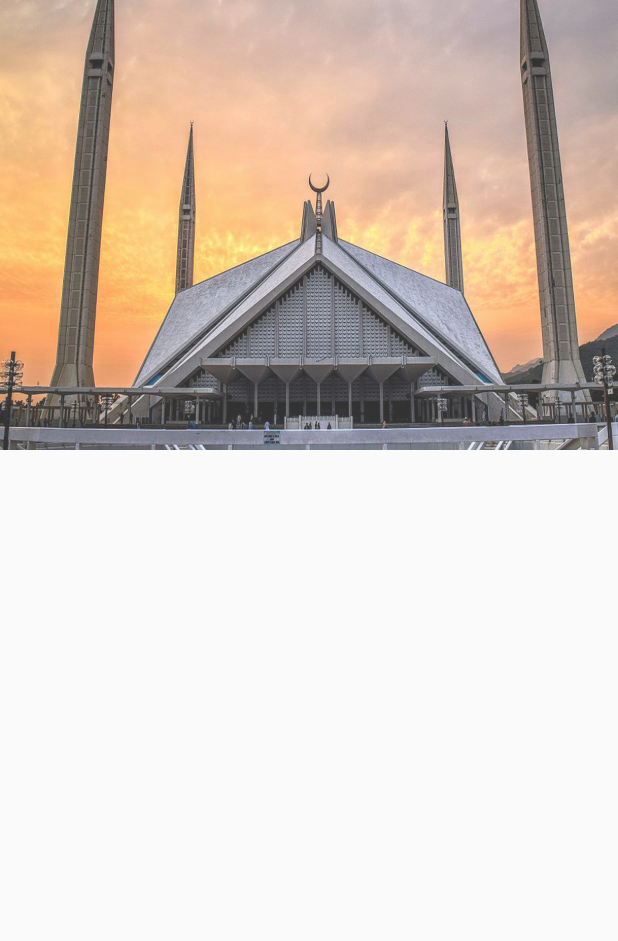
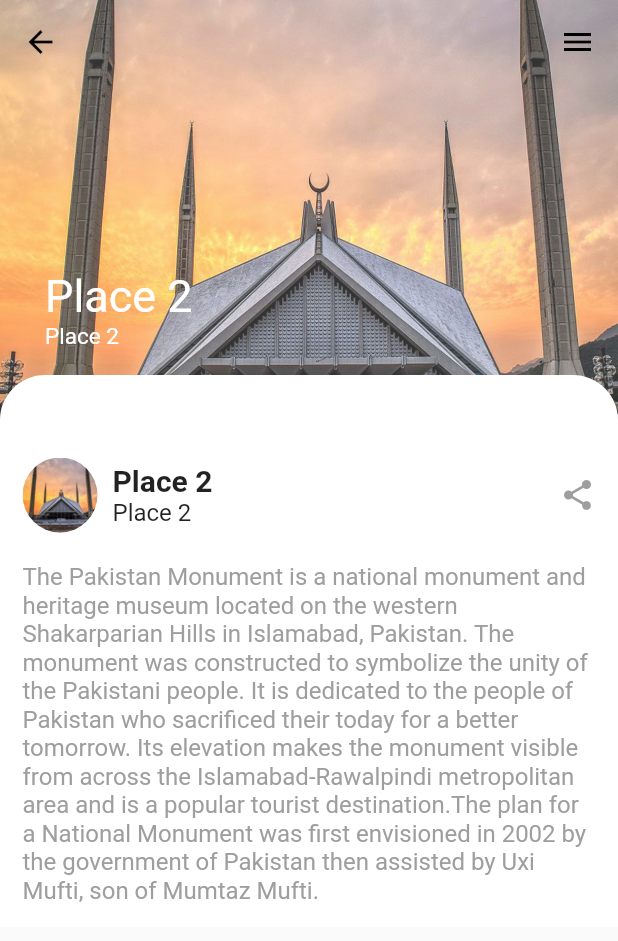
Before and after one commit to Aquib69/PakTourGuideServices, a Flutter app: the HomePage screen opened by its route, after a tap on "Place 2", on a phone screen of 412 x 824 dp. Shown: the top 941 px of the screen. Run offline on Flutter 3.47's test engine with Material 2 defaults, Android fonts, the phone set to English and light mode, and no system bars; our stand-ins replace google_fonts.

Commit message:
day9 completed

```diff
--- a/lib/main.dart
+++ b/lib/main.dart
@@ -1,6 +1,7 @@
 import 'package:flutter/material.dart';
 import 'package:google_fonts/google_fonts.dart';
 import 'package:myapp_catalog/pages/home_page.dart';
+import 'package:myapp_catalog/pages/local_guider.dart';
 import 'package:myapp_catalog/pages/login_page.dart';
 import 'package:myapp_catalog/pages/sign_up.dart';
 import 'package:myapp_catalog/utils/routes.dart';
@@ -31,6 +32,8 @@ class MyApp extends StatelessWidget {
         MyRoutes.loginRoute: (context) => LoginPage(),
         // ignore: prefer_const_constructors
         MyRoutes.signupRoute: ((context) => Signup()),
+        // ignore: prefer_const_constructors
+        MyRoutes.localguiderRoute: (context) => LocalGuider(),
       },
     );
   }
--- a/lib/model/travel.dart
+++ b/lib/model/travel.dart
@@ -6,7 +6,8 @@ class Travel {
   Travel(this.name, this.location, this.url);
   static List<Travel> generateTravelBlog() {
     return [
-      Travel('Place 1', 'Place 1', 'assets/images/top1.jpg'),
+      Travel('Pakistan Monument', 'Uxi Mufti since 2002',
+          'assets/images/top1.jpg'),
       Travel('Place 2', 'Place 2', 'assets/images/top2.jpg'),
       Travel('Place 3', 'Place 3', 'assets/images/top3.jpg'),
       Travel('Place 4', 'Place 4', 'assets/images/top4.jpg'),
--- a/lib/utils/routes.dart
+++ b/lib/utils/routes.dart
@@ -2,4 +2,5 @@ class MyRoutes {
   static String loginRoute = "/login";
   static String homeRoute = "/home";
   static String signupRoute = "/signup";
+  static String localguiderRoute = "/localguider";
 }
--- a/lib/widgets/detail.dart
+++ b/lib/widgets/detail.dart
@@ -1,3 +1,5 @@
+// ignore_for_file: prefer_const_constructors, duplicate_ignore
+
 import 'package:flutter/material.dart';
 import 'package:myapp_catalog/model/travel.dart';
 
@@ -5,6 +7,7 @@ import 'package:myapp_catalog/model/travel.dart';
 class DetailPage extends StatelessWidget {
   final Travel travel;
   final double expandedHeight = 300;
+  final double roundedContainerHeight = 50;
   // ignore: prefer_const_constructors_in_immutables, use_key_in_widget_constructors
   DetailPage({required this.travel});
   @override
@@ -15,7 +18,33 @@ class DetailPage extends StatelessWidget {
         body: Stack(
       children: [
         CustomScrollView(
-          slivers: [Widget_buildSilverHead()],
+          slivers: [
+            Widget_buildSilverHead(),
+            SliverToBoxAdapter(
+              child: _buildDetail(),
+            )
+          ],
+        ),
+        Padding(
+          padding: EdgeInsets.only(
+              top: MediaQuery.of(context).padding.top, right: 15, left: 15),
+          child: SizedBox(
+            height: kToolbarHeight,
+            // ignore: prefer_const_literals_to_create_immutables
+            child: Row(
+              mainAxisAlignment: MainAxisAlignment.spaceBetween,
+              // ignore: prefer_const_literals_to_create_immutables
+              children: [
+                GestureDetector(
+                    onTap: () {
+                      Navigator.of(context).pop();
+                    },
+                    child: Icon(Icons.arrow_back,
+                        color: Color.fromARGB(255, 0, 0, 0))),
+                Icon(Icons.menu, color: Colors.black),
+              ],
+            ),
+          ),
         )
       ],
     ));
@@ -25,18 +54,80 @@ class DetailPage extends StatelessWidget {
   Widget_buildSilverHead() {
     return SliverPersistentHeader(
         delegate: DetailSliverDelegate(
-      travel: travel,
-      expandedHeight: expandedHeight,
-    ));
+            travel: travel,
+            expandedHeight: expandedHeight,
+            roundedContainerHeight: roundedContainerHeight));
+  }
+
+  Widget _buildDetail() {
+    return Container(
+      color: Colors.white,
+      child: Column(
+        children: [
+          _buildUserInfo(),
+          Padding(
+            padding: const EdgeInsets.all(15),
+            child: Text(
+              "The Pakistan Monument is a national monument and heritage museum located on the western Shakarparian Hills in Islamabad, Pakistan. The monument was constructed to symbolize the unity of the Pakistani people. It is dedicated to the people of Pakistan who sacrificed their today for a better tomorrow. Its elevation makes the monument visible from across the Islamabad-Rawalpindi metropolitan area and is a popular tourist destination.The plan for a National Monument was first envisioned in 2002 by the government of Pakistan then assisted by Uxi Mufti, son of Mumtaz Mufti.",
+              style: TextStyle(color: Colors.grey, fontSize: 16),
+            ),
+          ),
+        ],
+      ),
+    );
+  }
+
+  Widget _buildUserInfo() {
+    return Padding(
+      padding: const EdgeInsets.symmetric(horizontal: 15, vertical: 5),
+      child: Row(
+        children: [
+          ClipRRect(
+            borderRadius: BorderRadius.circular(50),
+            child: Image.asset(
+              travel.url,
+              width: 50,
+              height: 50,
+              fit: BoxFit.cover,
+            ),
+          ),
+          Padding(
+            padding: const EdgeInsets.only(left: 10),
+            child: Column(
+              crossAxisAlignment: CrossAxisAlignment.start,
+              children: [
+                Text(
+                  travel.name,
+                  style: TextStyle(fontSize: 20, fontWeight: FontWeight.bold),
+                ),
+                Text(
+                  travel.location,
+                  style: TextStyle(
+                    fontSize: 16,
+                  ),
+                ),
+              ],
+            ),
+          ),
+          Spacer(),
+          Icon(
+            Icons.share,
+            color: Colors.grey,
+          )
+        ],
+      ),
+    );
   }
 }
 
 class DetailSliverDelegate extends SliverPersistentHeaderDelegate {
   final Travel travel;
   final double expandedHeight;
+  final double roundedContainerHeight;
   DetailSliverDelegate({
     required this.travel,
     required this.expandedHeight,
+    required this.roundedContainerHeight,
   });
   // ignore: empty_constructor_bodies
   @override
@@ -50,7 +141,40 @@ class DetailSliverDelegate extends SliverPersistentHeaderDelegate {
               width: MediaQuery.of(context).size.width,
               height: expandedHeight,
               fit: BoxFit.cover),
-        )
+        ),
+        Positioned(
+          top: expandedHeight - roundedContainerHeight - shrinkOffset,
+          left: 0,
+          child: Container(
+            width: MediaQuery.of(context).size.width,
+            height: roundedContainerHeight,
+            // ignore: prefer_const_constructors
+            decoration: BoxDecoration(
+                color: Colors.white,
+                // ignore: prefer_const_constructors
+                borderRadius: BorderRadius.only(
+                    topLeft: Radius.circular(30),
+                    // ignore: prefer_const_constructors
+                    topRight: Radius.circular(30))),
+          ),
+        ),
+        Positioned(
+            top: expandedHeight - shrinkOffset - 120,
+            left: 30,
+            // ignore: prefer_const_literals_to_create_immutables
+            child: Column(
+              crossAxisAlignment: CrossAxisAlignment.start,
+              children: [
+                Text(
+                  travel.name,
+                  style: TextStyle(color: Colors.white, fontSize: 30),
+                ),
+                Text(
+                  travel.location,
+                  style: TextStyle(color: Colors.white, fontSize: 15),
+                ),
+              ],
+            ))
       ],
     );
   }
--- a/lib/widgets/travel_blog.dart
+++ b/lib/widgets/travel_blog.dart
@@ -29,7 +29,7 @@ class TravelBlog extends StatelessWidget {
                 Padding(
                   padding: const EdgeInsets.only(right: 20, bottom: 30),
                   child: ClipRRect(
-                    borderRadius: BorderRadius.circular(8),
+                    borderRadius: BorderRadius.circular(50),
                     child: Image.asset(
                       travel.url,
                       width: 600,
```
Also changed, not shown: lib/pages/local_guider.dart (added, +94 -0 lines), lib/pages/login_page.dart (+23 -0 lines), assets/images/bottom1.jpg, assets/images/bottom2.jpeg, assets/images/bottom3.jpg.
